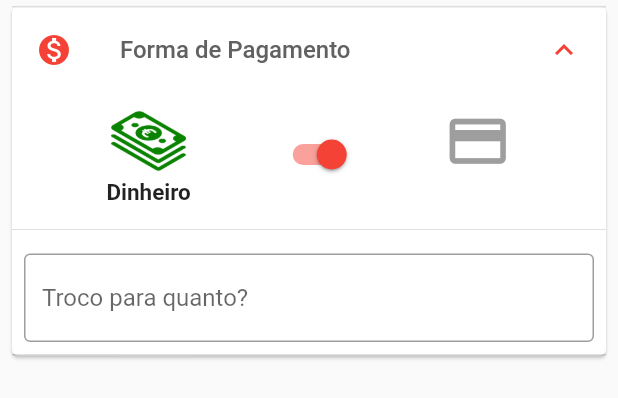
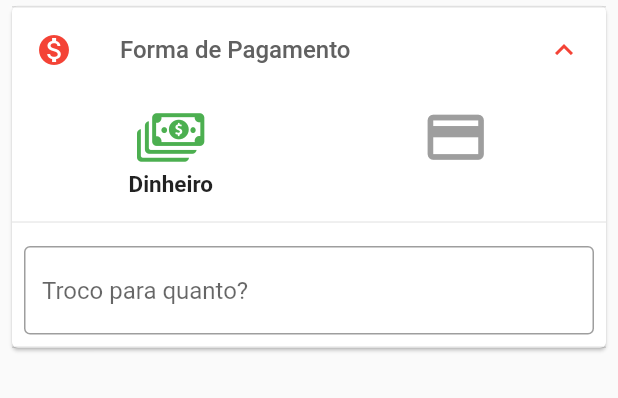
Before and after one commit to tzinegf/mix-burguer-app, a Flutter app: the PaymentsCard widget shown alone on an empty page, opened directly, after a tap on "Forma de Pagamento", on a phone screen of 412 x 824 dp. Shown: the top 398 px of the screen. Run offline on Flutter 3.47's test engine with Material 2 defaults, Android fonts, the phone set to English and light mode, and no system bars; our stand-ins replace carousel_pro, cloud_firestore, firebase_auth, flutter_masked_text, transparent_image; missing offline and left inert: countdown; accounts and stored records are empty; network calls fail.

Commit message:
Mix Burguer APP v8.8.0

```diff
--- a/lib/models/cart_model.dart
+++ b/lib/models/cart_model.dart
@@ -26,6 +26,9 @@ class CartModel extends Model {
 
   void updatePrices() {
     notifyListeners();
+  }
+  String getProducId() {
+    return products[0].pid;
   }
 
 
@@ -177,6 +180,7 @@ class CartModel extends Model {
     isLoading = false;
     notifyListeners();
     obs= "";
+    stateButton = false;
     valoPTroco = 0;
     troco=0;
     payMode =true;
--- a/lib/screens/product_screen.dart
+++ b/lib/screens/product_screen.dart
@@ -119,6 +119,7 @@ class _ProductScreenState extends State<ProductScreen> {
                   child: RaisedButton(
                     onPressed: () {
                       if (UserModel.of(context).isloggedIn()) {
+
                           CartProduct cartProduct = CartProduct();
                           cartProduct.complement = comp;
                           cartProduct.qtde = 1;
@@ -129,6 +130,7 @@ class _ProductScreenState extends State<ProductScreen> {
                           CartModel.of(context).addCartItem(cartProduct);
                           Navigator.of(context).push(MaterialPageRoute(
                               builder: (context) => CartScreen()));
+
                       } else {
                         Navigator.of(context).push(MaterialPageRoute(
                             builder: (context) => LoginScreen()));
--- a/lib/widgets/cart_price.dart
+++ b/lib/widgets/cart_price.dart
@@ -85,8 +85,9 @@ class CartPrice extends StatelessWidget {
                 RaisedButton(
                   child: Text("Finalizar Pedido"),
                   textColor: Colors.white,
-                  color: Theme.of(context).primaryColor,
-                  onPressed:model.stateButton? buy: null,
+                  color:Theme.of(context).primaryColor,
+                  onPressed: model.stateButton? buy:null,
+
                 )
               ],
             );
--- a/lib/widgets/payments_card.dart
+++ b/lib/widgets/payments_card.dart
@@ -9,6 +9,7 @@ class PaymentsCard extends StatefulWidget {
 
 class _PaymentsCardState extends State<PaymentsCard> {
   bool _isSwitched = true;
+  double sizeIcon = 45;
 
   @override
   Widget build(BuildContext context) {
@@ -30,9 +31,17 @@ class _PaymentsCardState extends State<PaymentsCard> {
               children: <Widget>[
                 Column(
                   children: <Widget>[
-                    Image(
-                      image: AssetImage(_isSwitched? "assets/money.png":"assets/money2.png"),
-                      height: 50,
+                    GestureDetector(
+                      onTap: () {
+                        _isSwitched = true;
+                        CartModel.of(context).payMode = _isSwitched;
+                        CartModel.of(context).stateButton = false;
+                      },
+                      child: new Icon(
+                        const IconData(0xe900, fontFamily: 'icomoon'),
+                        size: 45,
+                        color: !_isSwitched ? Colors.grey[500] : Colors.green,
+                      ),
                     ),
                     Text(
                       _isSwitched ? "Dinheiro" : "",
@@ -41,24 +50,20 @@ class _PaymentsCardState extends State<PaymentsCard> {
                     ),
                   ],
                 ),
+                Column(),
                 Column(
                   children: <Widget>[
-                    Switch(
-                        inactiveThumbColor: Theme.of(context).primaryColor,
-                        inactiveTrackColor: Theme.of(context).accentColor,
-                        value: _isSwitched,
-                        onChanged: (value) {
-                          onChangeIsSwitched(value);
-                          CartModel.of(context).payMode =_isSwitched;
-                        }),
-                  ],
-                ),
-                Column(
-                  children: <Widget>[
-                    Icon(
-                      Icons.credit_card,
-                      color: _isSwitched ? Colors.grey[500] : Colors.green,
-                      size: 45,
+                    GestureDetector(
+                      onTap: () {
+                        _isSwitched = false;
+                        CartModel.of(context).payMode = _isSwitched;
+                        CartModel.of(context).stateButton = true;
+                      },
+                      child: Icon(
+                        Icons.credit_card,
+                        color: _isSwitched ? Colors.grey[500] : Colors.green,
+                        size: 45,
+                      ),
                     ),
                     Text(
                       !_isSwitched ? "Cartão" : "",
@@ -82,25 +87,26 @@ class _PaymentsCardState extends State<PaymentsCard> {
                           hintText: "Troco para quanto?"),
                       onFieldSubmitted: (text) {
                         if (_isSwitched) {
-
-                          double total = CartModel.of(context).getProductsPrice()+CartModel.of(context).getShipPrice() - CartModel.of(context).getDiscount();
-                          if(double.parse(text)>= total && text.isNotEmpty){
-                            CartModel.of(context).troco = double.parse(text)-total;
-                            CartModel.of(context).valoPTroco = double.parse(text);
+                          double total =
+                              CartModel.of(context).getProductsPrice() +
+                                  CartModel.of(context).getShipPrice() -
+                                  CartModel.of(context).getDiscount();
+                          if (double.parse(text) >= total && text.isNotEmpty) {
+                            CartModel.of(context).troco =
+                                double.parse(text) - total;
+                            CartModel.of(context).valoPTroco =
+                                double.parse(text);
                             CartModel.of(context).stateButton = true;
-                          }else{
+                          } else {
                             Scaffold.of(context).showSnackBar(
-                              SnackBar(content: Text("O valor deve ser maior ou igual ao Total"),
-                                backgroundColor: Theme
-                                    .of(context)
-                                    .primaryColor,
+                              SnackBar(
+                                content: Text(
+                                    "O valor deve ser maior ou igual ao Total"),
+                                backgroundColor: Theme.of(context).primaryColor,
                               ),
-
                             );
                             CartModel.of(context).stateButton = false;
                           }
-
-
                         }
                       },
                     )
```
Also changed, not shown: pubspec.yaml (+4 -4 lines), assets/fonts/icomoon.ttf (added). Lines whose indentation alone changed are shown as unchanged.
